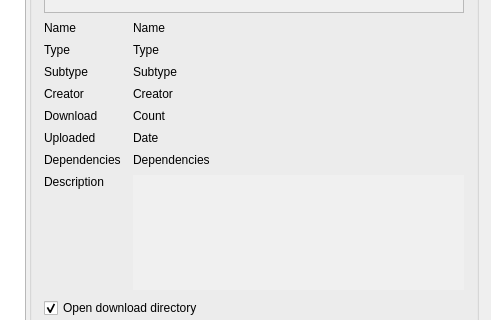
Above: qgis_hub_plugin/gui/resource_browser.ui from qgis/QGIS-Hub-Plugin before the change; both pictures show x 422 to 913 and y 225 to 545 of the 913 by 676 pixel window. Below: the same form after it.
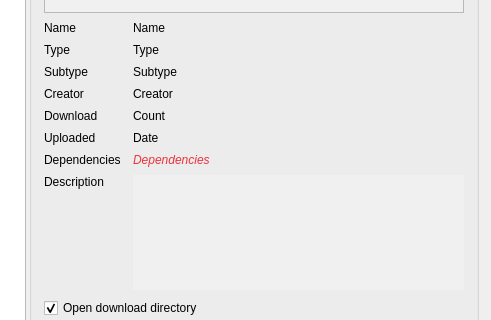
That is the form after the change. Icons and pictures are not drawn.

Commit message: Use red color for dependencies.

What changed in the file:
```diff
--- a/qgis_hub_plugin/gui/resource_browser.ui
+++ b/qgis_hub_plugin/gui/resource_browser.ui
@@ -627,6 +627,16 @@
              <verstretch>0</verstretch>
             </sizepolicy>
            </property>
+           <property name="font">
+            <font>
+             <weight>50</weight>
+             <italic>true</italic>
+             <bold>false</bold>
+            </font>
+           </property>
+           <property name="styleSheet">
+            <string notr="true">color: rgb(237, 51, 59)</string>
+           </property>
            <property name="text">
             <string>Dependencies</string>
            </property>
```
